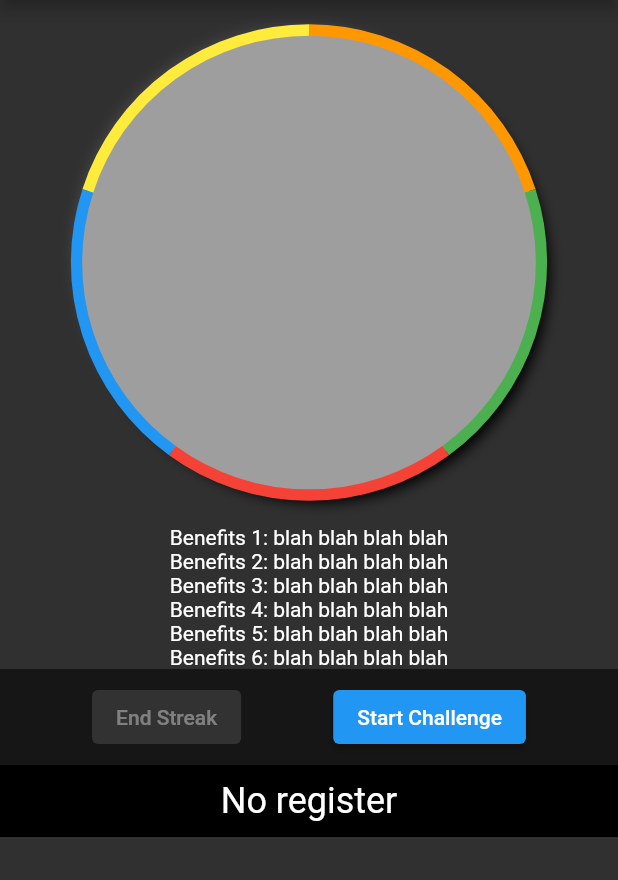
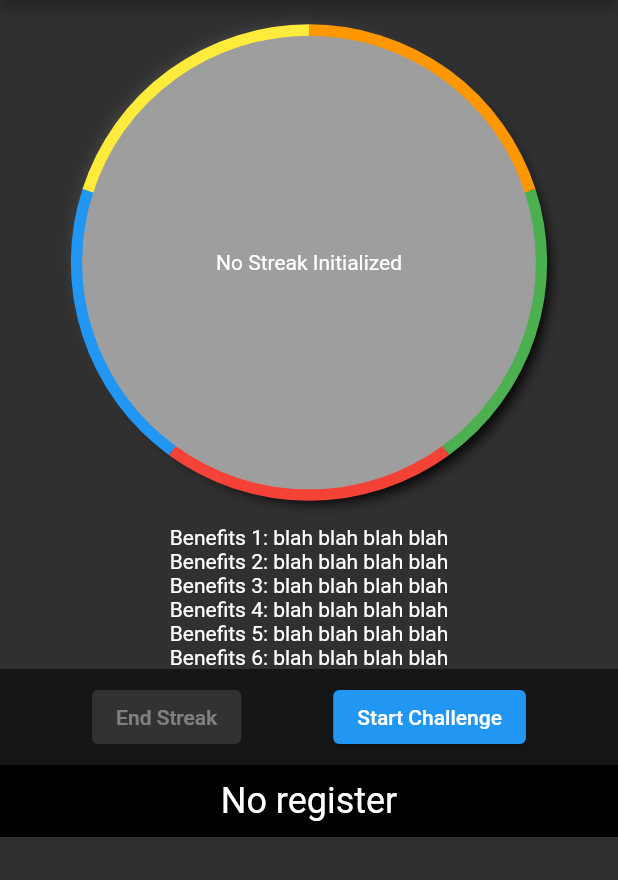
Before and after one commit to yurylink/iquit-mobile-app, a Flutter app: the screen it shows after launch, on a phone screen of 412 x 824 dp, the part 84-964 px from its top. Run offline on Flutter 3.47's test engine with Material 2 defaults, Android fonts, the phone set to English and light mode, and no system bars; our stand-ins replace sqflite; accounts and stored records are empty.

Commit message:
Adding dinamyc text to the pieChart

```diff
--- a/lib/home/HomeScreen.dart
+++ b/lib/home/HomeScreen.dart
@@ -123,7 +123,7 @@ class _HomeScreenState extends State<HomeScreen> {
               child: SizedBox(
                 child: ListView(
                   children: [
-                    PieChart(),
+                    PieChart(_displayText),
                     BenefitsList(),
                     Container(
                       color: Colors.black54,
--- a/lib/home/PieChart.dart
+++ b/lib/home/PieChart.dart
@@ -2,15 +2,15 @@ import 'package:flutter/material.dart';
 import 'package:iquit/common/GlobalColors.dart';
 import 'package:iquit/home/TimerPainter.dart';
 
-class PieChart extends StatefulWidget {
-  @override
-  _PieChartState createState() => _PieChartState();
+class PieChart extends StatelessWidget {
+  String _displayText;
+
+  PieChart(String displayTextCandidate){
+    this._displayText = displayTextCandidate;
   }
 
-class _PieChartState extends State<PieChart> {
   @override
   Widget build(BuildContext context) {
-    double _localHeight = MediaQuery.of(context).size.width;//TODO FIND A WAY TO DIVIDE THE SCREEN IN 3
     return Container(
         height: 350, //TODO: CHANGE LATTER TO DYNAMIC HEIGHT
         padding: new EdgeInsets.all(20),
@@ -34,6 +34,9 @@ class _PieChartState extends State<PieChart> {
                   child: Stack(
                     children: [
                       Center(
+                          child: Text(this._displayText ??
+                              "No Streak Initialized inner")),
+                      Center(
                         child: SizedBox(
                             width: constraints.maxWidth * 0.5,
                             height: constraints.maxHeight * 0.5,
@@ -42,10 +45,9 @@ class _PieChartState extends State<PieChart> {
                               foregroundPainter:
                                   TimerPainter(width: constraints.maxWidth),
                             )),
-                  )
+                      ),
                     ],
                   ),
-            ),
-        ));
+                )));
   }
 }
--- a/lib/main.dart
+++ b/lib/main.dart
@@ -2,7 +2,6 @@ import 'dart:ui';
 
 import 'package:flutter/material.dart';
 import 'package:flutter/widgets.dart';
-import 'package:iquit/home/PieChart2.dart';
 import 'package:iquit/home/HomeScreen.dart';
 
 void main() {
```
Also changed, not shown: lib/home/PieChart2.dart (deleted, +0 -37 lines). Lines whose indentation alone changed are shown as unchanged.
